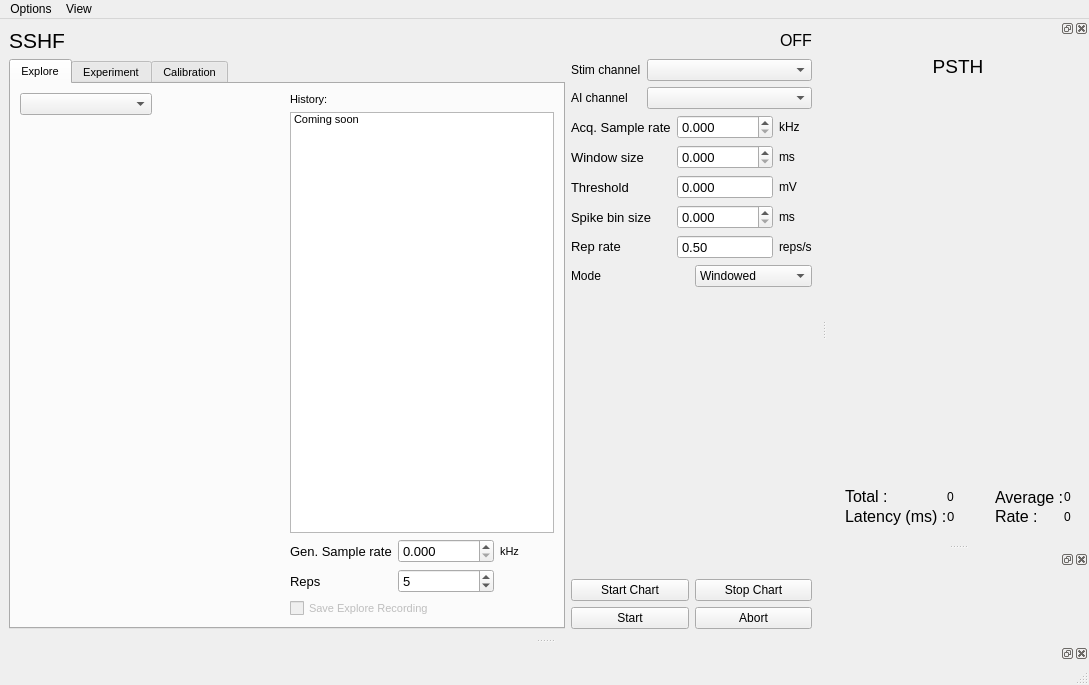
Qt form spikeylab/main/main_control.ui (portfors-lab/sparkle) before a commit.
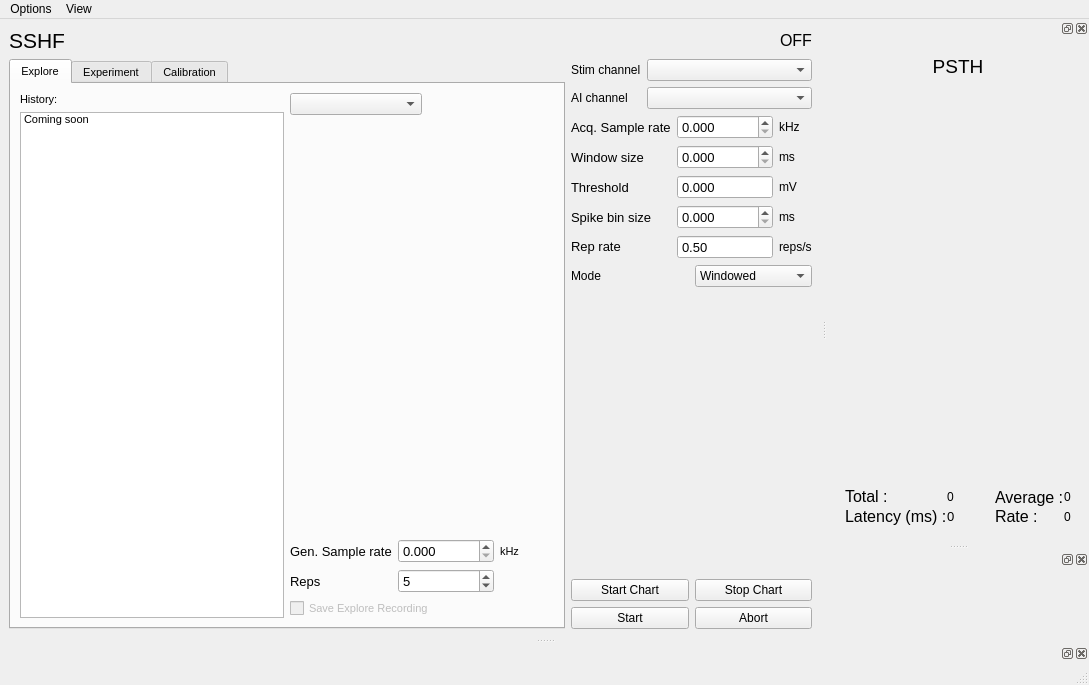
The same form after that commit. The open tabs and pages were chosen to show the change. Custom widgets are drawn as their Qt base class.

Commit message: GUI and plotting teaks

The edit to the form file:
```diff
--- a/spikeylab/main/main_control.ui
+++ b/spikeylab/main/main_control.ui
@@ -77,6 +77,26 @@
           <string>Explore</string>
          </attribute>
          <layout class="QHBoxLayout" name="horizontalLayout_7">
+          <item>
+           <layout class="QVBoxLayout" name="verticalLayout_8">
+            <item>
+             <widget class="QLabel" name="label_4">
+              <property name="text">
+               <string>History:</string>
+              </property>
+             </widget>
+            </item>
+            <item>
+             <widget class="QListWidget" name="listWidget_2">
+              <item>
+               <property name="text">
+                <string>Coming soon</string>
+               </property>
+              </item>
+             </widget>
+            </item>
+           </layout>
+          </item>
           <item>
            <layout class="QVBoxLayout" name="verticalLayout_9">
             <item>
@@ -113,26 +133,6 @@
               </property>
              </widget>
             </item>
-           </layout>
-          </item>
-          <item>
-           <layout class="QVBoxLayout" name="verticalLayout_8">
-            <item>
-             <widget class="QLabel" name="label_4">
-              <property name="text">
-               <string>History:</string>
-              </property>
-             </widget>
-            </item>
-            <item>
-             <widget class="QListWidget" name="listWidget_2">
-              <item>
-               <property name="text">
-                <string>Coming soon</string>
-               </property>
-              </item>
-             </widget>
-            </item>
             <item>
              <layout class="QGridLayout" name="gridLayout_7">
               <item row="1" column="0">
```
Left out of the diff: 26 changed lines with no effect on the pictures. The commit also changes 4 other files.
